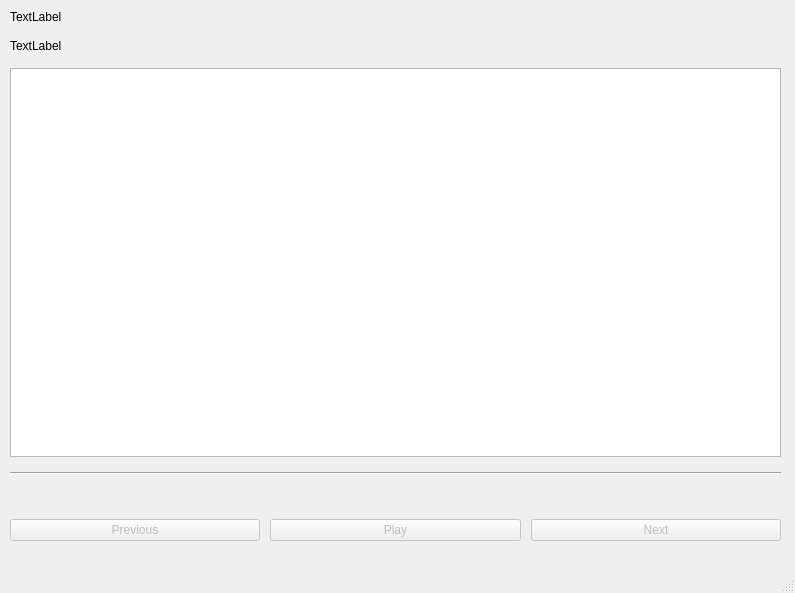
lonskyne/crescendo, file playlist.ui: the form before one commit.
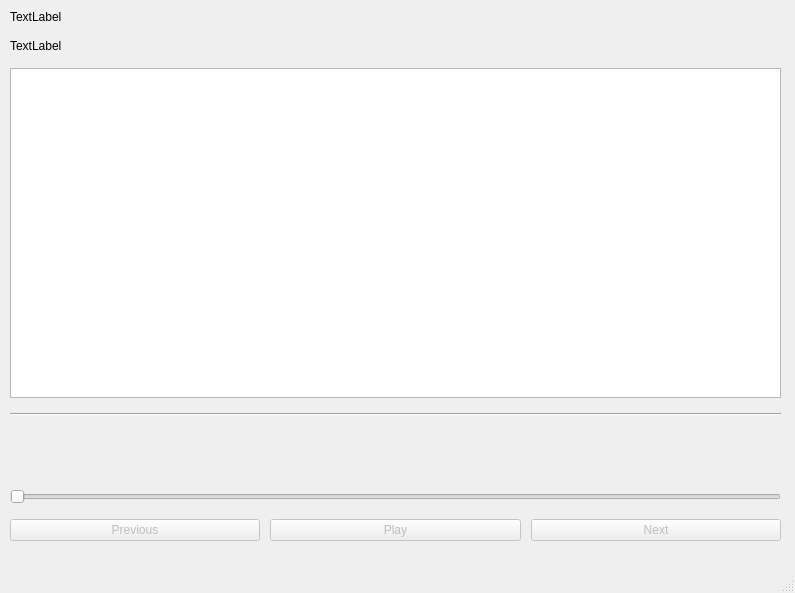
The form after the commit.

Commit message: Add play/pause and double click to play song

Patch:
```diff
--- a/playlist.ui
+++ b/playlist.ui
@@ -86,6 +86,23 @@
        </property>
       </widget>
      </item>
+     <item>
+      <widget class="QLabel" name="label_current_playing_artist">
+       <property name="text">
+        <string/>
+       </property>
+       <property name="alignment">
+        <set>Qt::AlignCenter</set>
+       </property>
+      </widget>
+     </item>
+     <item>
+      <widget class="QSlider" name="horizontalSlider">
+       <property name="orientation">
+        <enum>Qt::Horizontal</enum>
+       </property>
+      </widget>
+     </item>
      <item>
       <layout class="QHBoxLayout" name="horizontalLayout_2">
        <property name="spacing">
```
Left out of the diff: 2 changed lines with no effect on the pictures. The commit also changes 2 other files.
